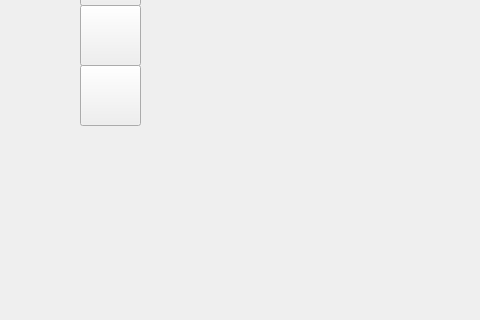
Above: SpriteEditor/spriteview.ui from bestcreator01/sprite-editor before the change; both pictures show x 0 to 480 and y 234 to 554 of the 1100 by 810 pixel window. Below: the same form after it.
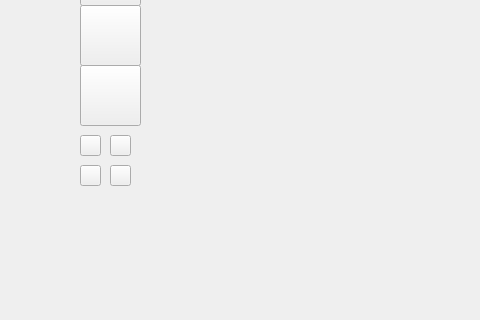
That is the form after the change.

Commit message: added color push buttons

Patch:
```diff
--- a/SpriteEditor/spriteview.ui
+++ b/SpriteEditor/spriteview.ui
@@ -197,6 +197,58 @@
      </rect>
     </property>
    </widget>
+   <widget class="QPushButton" name="colorRed">
+    <property name="geometry">
+     <rect>
+      <x>80</x>
+      <y>350</y>
+      <width>21</width>
+      <height>21</height>
+     </rect>
+    </property>
+    <property name="text">
+     <string/>
+    </property>
+   </widget>
+   <widget class="QPushButton" name="colorGreen">
+    <property name="geometry">
+     <rect>
+      <x>110</x>
+      <y>350</y>
+      <width>21</width>
+      <height>21</height>
+     </rect>
+    </property>
+    <property name="text">
+     <string/>
+    </property>
+   </widget>
+   <widget class="QPushButton" name="colorBlue">
+    <property name="geometry">
+     <rect>
+      <x>80</x>
+      <y>380</y>
+      <width>21</width>
+      <height>21</height>
+     </rect>
+    </property>
+    <property name="text">
+     <string/>
+    </property>
+   </widget>
+   <widget class="QPushButton" name="colorBlack">
+    <property name="geometry">
+     <rect>
+      <x>110</x>
+      <y>380</y>
+      <width>21</width>
+      <height>21</height>
+     </rect>
+    </property>
+    <property name="text">
+     <string/>
+    </property>
+   </widget>
   </widget>
   <widget class="QMenuBar" name="menubar">
    <property name="geometry">
```
Left out of the diff: 2 changed lines with no effect on the pictures. The commit also changes 1 other file.
